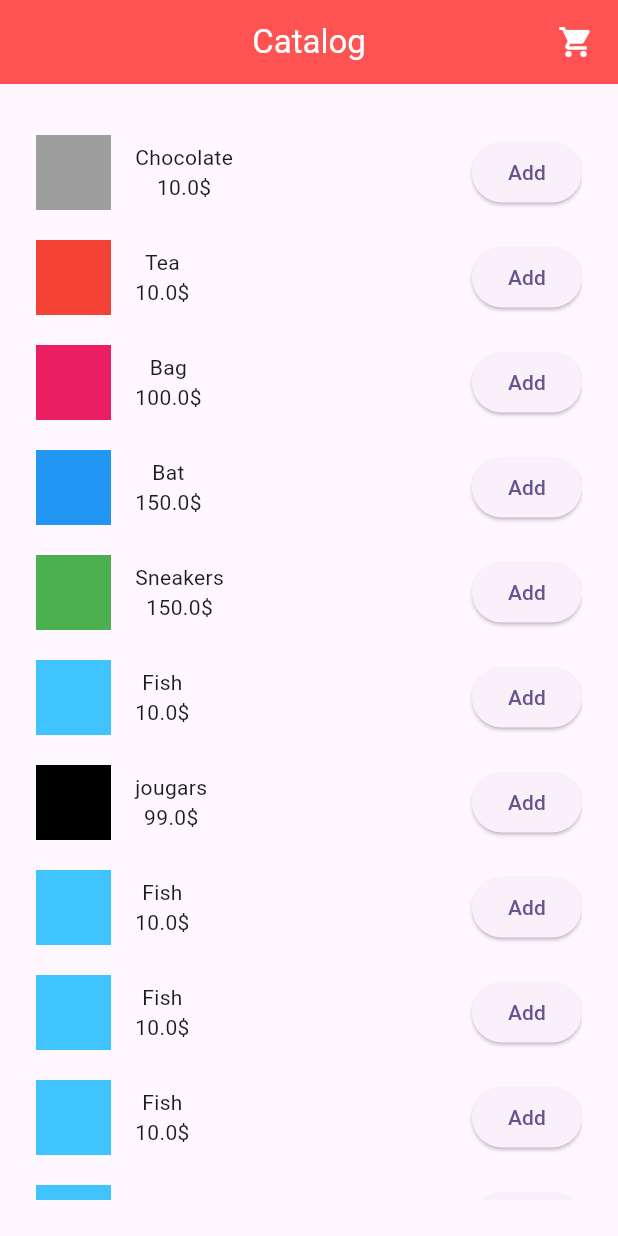
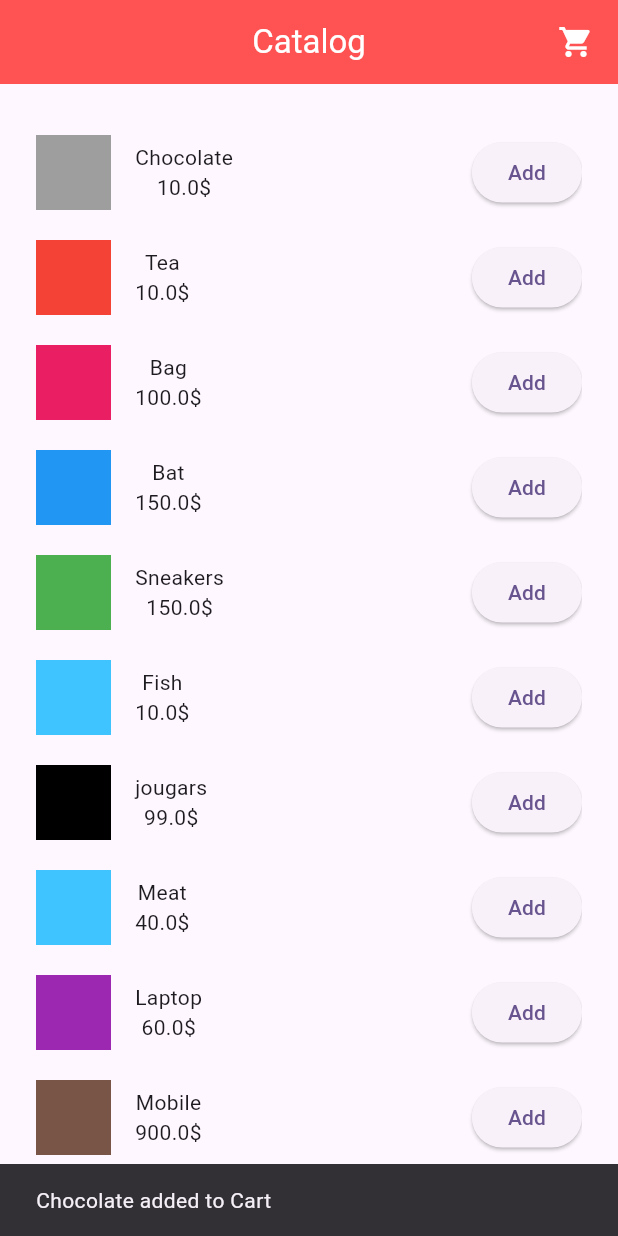
Before and after one commit to matinmizani/shop, a Flutter app: the screen it shows after launch, after a tap on "Add", on a phone screen of 412 x 824 dp. Run offline on Flutter 3.47's test engine with Material 3 defaults, Android fonts, the phone set to English and light mode, and no system bars; our stand-ins replace firebase_analytics, firebase_core, flutter_bloc; accounts and stored records are empty.

Commit message:
feat: implement shopping Ui and integrated with fire base

```diff
--- /dev/null
+++ b/lib/analytics_service.dart
@@ -0,0 +1,18 @@
+import 'package:firebase_analytics/firebase_analytics.dart';
+
+class AnalyticsService {
+  final _instance = FirebaseAnalytics.instance;
+
+  Future<void> logAddItem() async {
+    await _instance.logAddToCart();
+  }
+
+  Future<void> logPurchase() async {
+    await _instance.logPurchase(items: [
+      AnalyticsEventItem(
+          itemName: "Chocolate",
+          currency: "pkr",
+          parameters: {"userId": "asdasddabs"})
+    ]);
+  }
+}
--- a/lib/feature/data/model/item.dart
+++ b/lib/feature/data/model/item.dart
@@ -16,11 +16,9 @@ final List<Item> catalogList = [
   Item(name: "Sneakers", price: 150, color: Colors.green),
   Item(name: "Fish", price: 10, color: Colors.lightBlueAccent),
   Item(name: "jougars", price: 99, color: Colors.black),
-  Item(name: "Fish", price: 10, color: Colors.lightBlueAccent),
-  Item(name: "Fish", price: 10, color: Colors.lightBlueAccent),
-  Item(name: "Fish", price: 10, color: Colors.lightBlueAccent),
-  Item(name: "Fish", price: 10, color: Colors.lightBlueAccent),
-  Item(name: "Fish", price: 10, color: Colors.lightBlueAccent),
-  Item(name: "Fish", price: 10, color: Colors.lightBlueAccent),
-  Item(name: "Fish", price: 10, color: Colors.lightBlueAccent),
+  Item(name: "Meat", price: 40, color: Colors.lightBlueAccent),
+  Item(name: "Laptop", price: 60, color: Colors.purple),
+  Item(name: "Mobile", price: 900, color: Colors.brown),
+  Item(name: "Desk", price: 45, color: Colors.yellow),
+  Item(name: "Mouse", price: 34, color: Colors.indigo),
 ];
--- a/lib/feature/presentation/pages/cart_page.dart
+++ b/lib/feature/presentation/pages/cart_page.dart
@@ -1,5 +1,6 @@
 import 'package:flutter/material.dart';
 import 'package:flutter_bloc/flutter_bloc.dart';
+import 'package:shopping/analytics_service.dart';
 import 'package:shopping/feature/data/model/item.dart';
 import 'package:shopping/feature/presentation/bloc/shop_bloc.dart';
 import 'package:shopping/feature/presentation/widgets/cart/cart_list.dart';
@@ -33,7 +34,9 @@ class _CartPageState extends State<CartPage> {
             mainAxisAlignment: MainAxisAlignment.spaceBetween,
             children: [
               Expanded(child: CartList(items: widget.items, )),
-              ElevatedButton(onPressed: (){}, child: Text("price: ${widget.price}"))
+              ElevatedButton(onPressed: (){
+                AnalyticsService().logPurchase().then((value) => debugPrint("item purchase"));
+              }, child: Text("price: ${widget.price}"))
             ],
           ),
         ),
--- a/lib/feature/presentation/widgets/cart/cart_row.dart
+++ b/lib/feature/presentation/widgets/cart/cart_row.dart
@@ -30,7 +30,7 @@ class _CartRowState extends State<CartRow> {
           ),
           Text("${widget.item.name}"),
           const Expanded(child: SizedBox()),
-          Text("price:${widget.item.price}\$"),
+          Text("${widget.item.price}\$"),
         ],
       ),
     );
--- a/lib/feature/presentation/widgets/catalog/catalog_row.dart
+++ b/lib/feature/presentation/widgets/catalog/catalog_row.dart
@@ -1,5 +1,6 @@
 import 'package:flutter/material.dart';
 import 'package:flutter_bloc/flutter_bloc.dart';
+import 'package:shopping/analytics_service.dart';
 import 'package:shopping/feature/data/model/item.dart';
 import 'package:shopping/feature/presentation/bloc/shop_bloc.dart';
 
@@ -36,9 +37,12 @@ class _CatalogRowState extends State<CatalogRow> {
           const Expanded(child: SizedBox()),
           ElevatedButton(
               onPressed: () {
+                AnalyticsService().logAddItem().then((value) => debugPrint("item added to firebase"));
                 context.read<ShopBloc>().addItem(widget.item);
-                print(context.read<ShopBloc>().items.length);
-                print(context.read<ShopBloc>().price);
+                ScaffoldMessenger.of(context)
+                  ..hideCurrentSnackBar()
+                  ..showSnackBar(SnackBar(
+                      content: Text("${widget.item.name} added to Cart")));
               },
               child: const Text("Add"))
         ],
--- a/lib/main.dart
+++ b/lib/main.dart
@@ -1,9 +1,12 @@
+import 'package:firebase_core/firebase_core.dart';
 import 'package:flutter/material.dart';
 import 'package:flutter_bloc/flutter_bloc.dart';
 import 'package:shopping/feature/presentation/bloc/shop_bloc.dart';
 import 'package:shopping/feature/presentation/pages/catalog_page.dart';
 
-void main() {
+void main() async{
+  WidgetsFlutterBinding.ensureInitialized();
+  await Firebase.initializeApp();
   runApp(const MyApp());
 }
 
--- a/pubspec.yaml
+++ b/pubspec.yaml
@@ -37,6 +37,7 @@ dependencies:
   cupertino_icons: ^1.0.2
   flutter_bloc: ^8.1.6
   firebase_core: ^2.27.0
+  firebase_analytics: ^10.8.9
 
 dev_dependencies:
   flutter_test:
```
Also changed, not shown: pubspec.lock.
